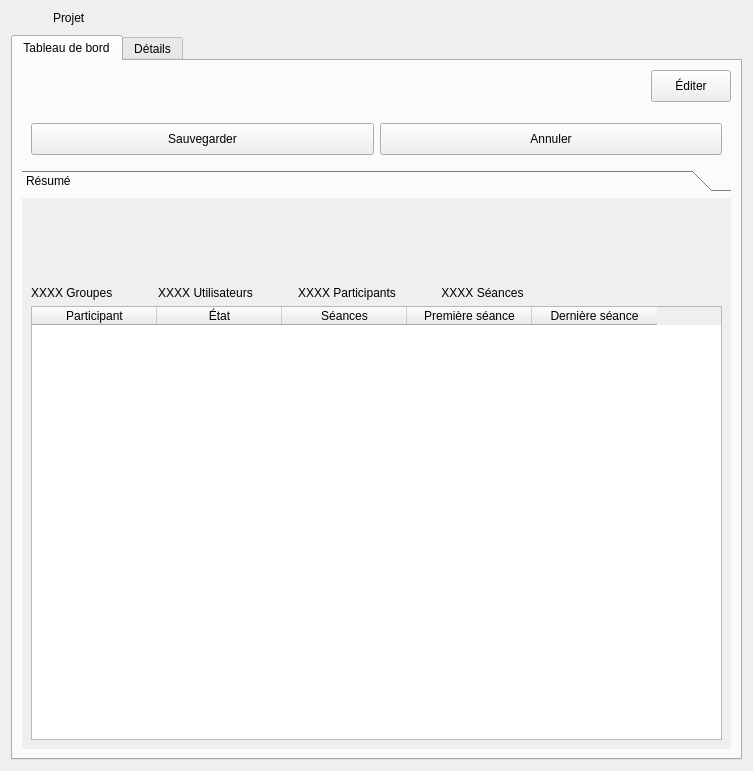
First picture: the form in client/src/editors/ProjectWidget.ui, repository introlab/openteraplus, before the edit.
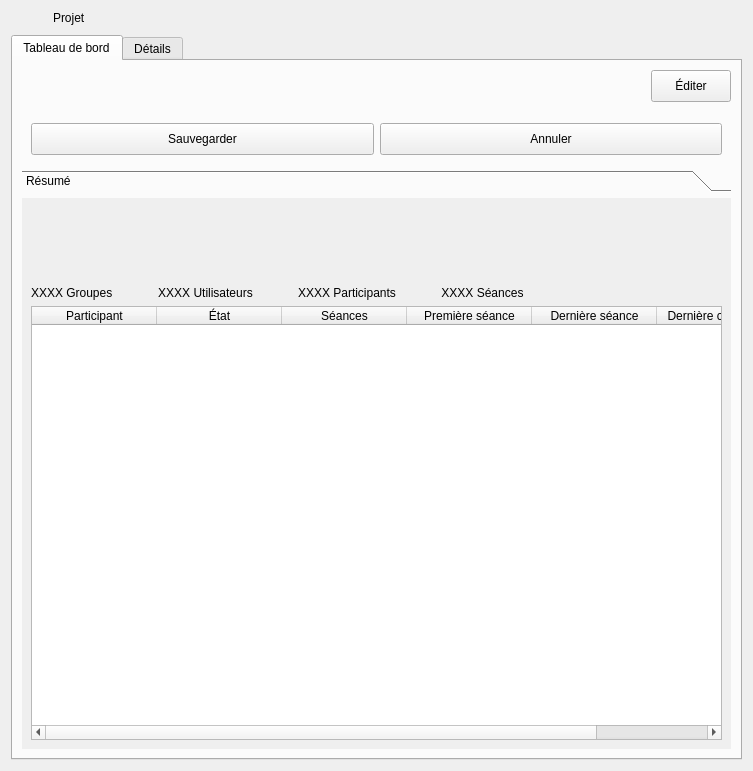
Second picture: the form after the edit. Icons and pictures are not drawn. Custom widgets are drawn as their Qt base class.

Commit message: Refs #1. Adjusted participant table in GroupWidget to display the same information as in ProjectWidget.

```diff
--- a/client/src/editors/ProjectWidget.ui
+++ b/client/src/editors/ProjectWidget.ui
@@ -295,8 +295,8 @@
            <rect>
             <x>0</x>
             <y>0</y>
-            <width>717</width>
-            <height>529</height>
+            <width>713</width>
+            <height>522</height>
            </rect>
           </property>
           <attribute name="label">
@@ -521,6 +521,9 @@
                <property name="selectionBehavior">
                 <enum>QAbstractItemView::SelectRows</enum>
                </property>
+               <property name="sortingEnabled">
+                <bool>true</bool>
+               </property>
                <attribute name="horizontalHeaderDefaultSectionSize">
                 <number>125</number>
                </attribute>
@@ -530,6 +533,9 @@
                <attribute name="horizontalHeaderStretchLastSection">
                 <bool>false</bool>
                </attribute>
+               <attribute name="verticalHeaderVisible">
+                <bool>false</bool>
+               </attribute>
                <column>
                 <property name="text">
                  <string>Participant</string>
@@ -567,6 +573,14 @@
                  <set>AlignCenter</set>
                 </property>
                </column>
+               <column>
+                <property name="text">
+                 <string>Dernière connexion</string>
+                </property>
+                <property name="textAlignment">
+                 <set>AlignCenter</set>
+                </property>
+               </column>
               </widget>
              </item>
             </layout>
```
The commit also changes 8 other files.
